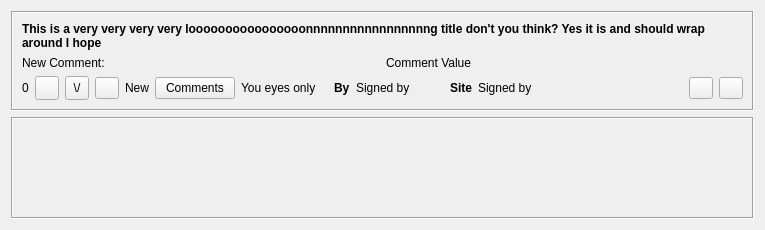
RetroShare/RetroShare, file retroshare-gui/src/gui/Posted/PostedItem.ui: the form before one commit.
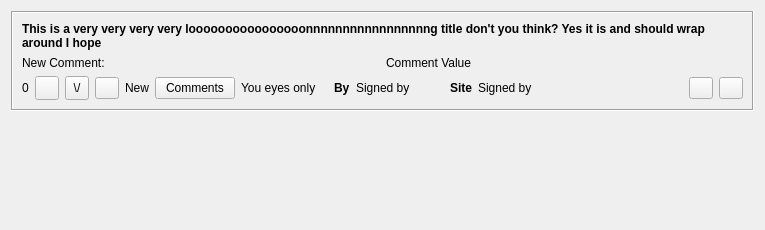
The form after the commit. Icons and pictures are not drawn. Custom widgets are drawn as their Qt base class.

Commit message: fix descriptions display in Posted

What changed in the file:
```diff
--- a/retroshare-gui/src/gui/Posted/PostedItem.ui
+++ b/retroshare-gui/src/gui/Posted/PostedItem.ui
@@ -327,23 +327,20 @@
    <item>
     <widget class="QFrame" name="frame_notes">
      <property name="frameShape">
-      <enum>QFrame::Box</enum>
+      <enum>QFrame::NoFrame</enum>
      </property>
      <property name="frameShadow">
       <enum>QFrame::Sunken</enum>
      </property>
+     <layout class="QGridLayout" name="gridLayout">
+      <property name="margin">
+       <number>1</number>
+      </property>
+      <property name="spacing">
+       <number>1</number>
+      </property>
+      <item row="0" column="0">
      <widget class="QLabel" name="notes">
-      <property name="geometry">
-       <rect>
-        <x>2</x>
-        <y>2</y>
-        <width>16</width>
-        <height>17</height>
-       </rect>
-      </property>
-      <property name="styleSheet">
-       <string notr="true"/>
-      </property>
       <property name="text">
        <string/>
       </property>
@@ -351,6 +348,8 @@
        <bool>true</bool>
       </property>
      </widget>
+      </item>
+     </layout>
     </widget>
    </item>
   </layout>
```
Lines whose indentation alone changed are shown as unchanged. The commit also changes 1 other file.
